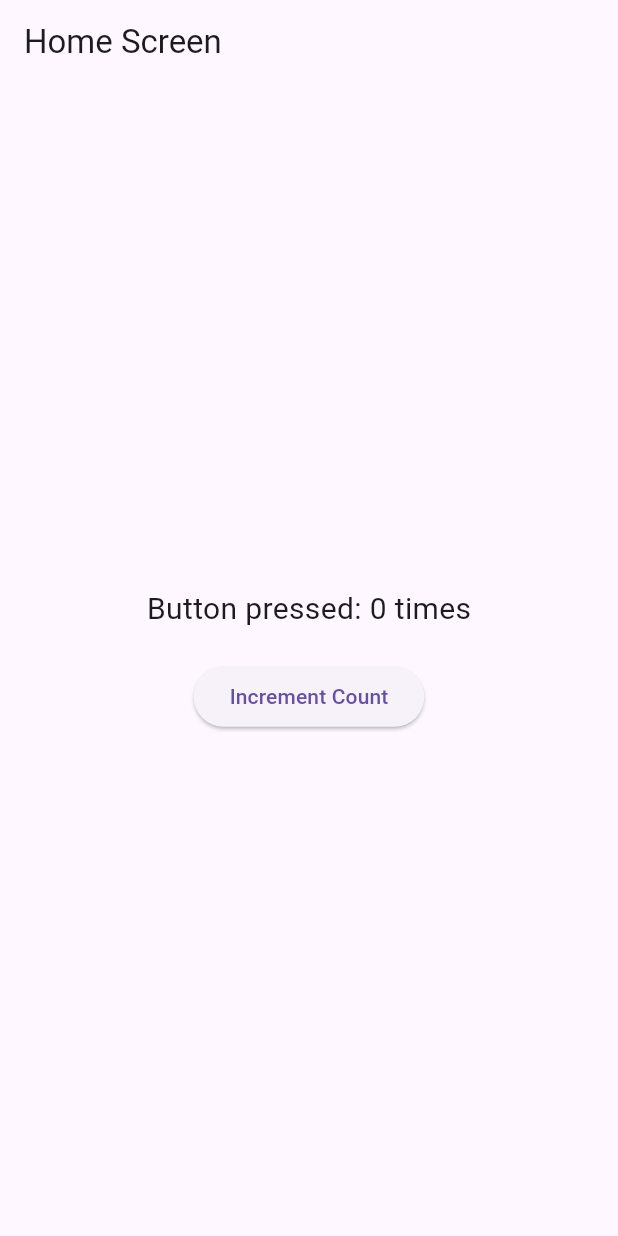
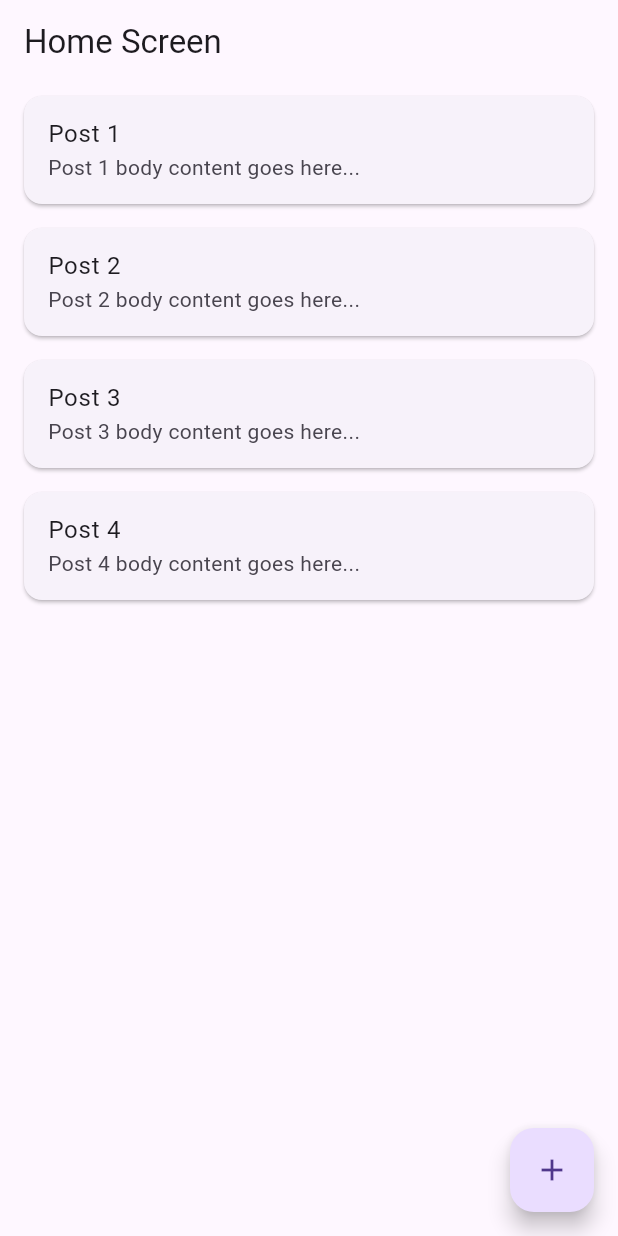
Before and after one commit to Ravikumar00721/RabloWork, a Flutter app: the screen it shows after launch, on a phone screen of 412 x 824 dp. Run offline on Flutter 3.47's test engine with Material 3 defaults, Android fonts, the phone set to English and light mode, and no system bars; our stand-ins replace dio, get.

Commit message:
4th commit

```diff
--- a/social_media_app/lib/main.dart
+++ b/social_media_app/lib/main.dart
@@ -1,6 +1,8 @@
 import 'package:flutter/material.dart';
 import 'package:get/get.dart';
 import 'package:social_media_app/screens/home_screen.dart';
+import 'package:social_media_app/screens/post_detail_screen.dart';
+import 'package:social_media_app/screens/user_details_screen.dart';
 
 void main() {
   runApp(MyApp());
@@ -10,7 +12,13 @@ class MyApp extends StatelessWidget {
   @override
   Widget build(BuildContext context) {
     return GetMaterialApp(
-      home: HomeScreen(),
+      title: 'Social Media App',
+      initialRoute: '/',
+      getPages: [
+        GetPage(name: '/', page: () => HomeScreen()),
+        GetPage(name: '/post_details', page: () => PostDetailsScreen()),
+        GetPage(name: '/user_profile', page: () => UserDetailsScreen()),  // Register UserDetailsScreen route
+      ],
     );
   }
 }
--- a/social_media_app/lib/models/app_data.dart
+++ b/social_media_app/lib/models/app_data.dart
@@ -0,0 +1,41 @@
+import 'package:social_media_app/models/post_model.dart';
+class AppData {
+  // Singleton instance
+  static final AppData _instance = AppData._internal();
+
+  factory AppData() {
+    return _instance;
+  }
+
+  AppData._internal();  // Private constructor
+
+  List<PostModel> _posts = [];  // List to hold posts
+
+  // Get posts
+  List<PostModel> getPosts() {
+    return _posts;
+  }
+
+  // Set posts
+  void setPosts(List<PostModel> posts) {
+    _posts = posts;
+  }
+
+  // Add a new post
+  void addPost(PostModel post) {
+    _posts.add(post);
+  }
+
+  // Update an existing post
+  void updatePost(int postId, PostModel updatedPost) {
+    int index = _posts.indexWhere((post) => post.id == postId);
+    if (index != -1) {
+      _posts[index] = updatedPost;
+    }
+  }
+
+  // Delete a post
+  void deletePost(int postId) {
+    _posts.removeWhere((post) => post.id == postId);
+  }
+}
--- a/social_media_app/lib/models/comment_model.dart
+++ b/social_media_app/lib/models/comment_model.dart
@@ -0,0 +1,17 @@
+class CommentModel {
+  final int id;
+  final String name;
+  final String email;
+  final String body;
+
+  CommentModel({required this.id, required this.name, required this.email, required this.body});
+
+  factory CommentModel.fromJson(Map<String, dynamic> json) {
+    return CommentModel(
+      id: json['id'],
+      name: json['name'],
+      email: json['email'],
+      body: json['body'],
+    );
+  }
+}
--- a/social_media_app/lib/models/post_model.dart
+++ b/social_media_app/lib/models/post_model.dart
@@ -0,0 +1,29 @@
+class PostModel {
+  final int id;
+  final String title;
+  final String body;
+
+  PostModel({
+    required this.id,
+    required this.title,
+    required this.body,
+  });
+
+  // Parse JSON into PostModel
+  factory PostModel.fromJson(Map<String, dynamic> json) {
+    return PostModel(
+      id: json['id'],
+      title: json['title'],
+      body: json['body'],
+    );
+  }
+
+  // Convert PostModel to JSON
+  Map<String, dynamic> toJson() {
+    return {
+      'id': id,
+      'title': title,
+      'body': body,
+    };
+  }
+}
--- a/social_media_app/lib/screens/home_screen.dart
+++ b/social_media_app/lib/screens/home_screen.dart
@@ -1,11 +1,39 @@
 import 'package:flutter/material.dart';
 import 'package:get/get.dart';
+import 'package:social_media_app/models/app_data.dart';  // Import AppData Singleton
+import 'package:social_media_app/models/post_model.dart';  // PostModel class
 
 class HomeScreenController extends GetxController {
-  var count = 0.obs;
+  var isLoading = true.obs;
+  var errorMessage = ''.obs;
 
-  void increment() {
-    count++;
+  // Fetch posts and store them in the singleton instance with dummy data
+  void fetchPosts() async {
+    try {
+      isLoading(true);  // Show loading indicator
+
+      // Simulate network delay for loading data
+      await Future.delayed(Duration(seconds: 2));
+
+      // Dummy data to simulate posts
+      List<Map<String, dynamic>> fetchedPosts = [
+        {'id': 1, 'title': 'Post 1', 'body': 'Post 1 body content goes here...'},
+        {'id': 2, 'title': 'Post 2', 'body': 'Post 2 body content goes here...'},
+        {'id': 3, 'title': 'Post 3', 'body': 'Post 3 body content goes here...'},
+        {'id': 4, 'title': 'Post 4', 'body': 'Post 4 body content goes here...'},
+      ];
+
+      // Convert the dummy data to List<PostModel>
+      List<PostModel> posts = fetchedPosts.map((post) => PostModel.fromJson(post)).toList();
+
+      // Store the fetched posts in AppData singleton
+      AppData().setPosts(posts);
+
+    } catch (e) {
+      errorMessage.value = 'Failed to load posts';
+    } finally {
+      isLoading(false); // Hide loading indicator
+    }
   }
 }
 
@@ -14,25 +42,50 @@ class HomeScreen extends StatelessWidget {
 
   @override
   Widget build(BuildContext context) {
+    // Fetch posts when the screen is initialized
+    controller.fetchPosts();
+
     return Scaffold(
       appBar: AppBar(
         title: Text('Home Screen'),
       ),
       body: Center(
-        child: Column(
-          mainAxisAlignment: MainAxisAlignment.center,
-          children: [
-            Obx(() => Text(
-                  'Button pressed: ${controller.count.value} times',
-                  style: TextStyle(fontSize: 20),
-                )),
-            SizedBox(height: 20),
-            ElevatedButton(
-              onPressed: controller.increment,
-              child: Text('Increment Count'),
-            ),
-          ],
-        ),
+        child: Obx(() {
+          if (controller.isLoading.value) {
+            return CircularProgressIndicator();  // Show loading spinner
+          } else if (controller.errorMessage.isNotEmpty) {
+            return Text(controller.errorMessage.value);  // Show error message if any
+          } else {
+            // Get the posts from AppData singleton
+            List<PostModel> posts = AppData().getPosts();
+            return ListView.builder(
+              itemCount: posts.length,
+              itemBuilder: (context, index) {
+                var post = posts[index];
+                return Card(
+                  margin: EdgeInsets.symmetric(vertical: 8, horizontal: 16),
+                  child: ListTile(
+                    title: Text(post.title),
+                    subtitle: Text(post.body),
+                    onTap: () {
+                      // Navigate to PostDetailsScreen with post ID
+                      Get.toNamed('/post_details', arguments: post.id);
+                    },
+                  ),
+                );
+              },
+            );
+          }
+        }),
+      ),
+      floatingActionButton: FloatingActionButton(
+        onPressed: () {
+          // Action for FAB, for now just a placeholder
+          print("FAB clicked");
+          // You can later show a dialog or navigate to a new screen to add a new post
+        },
+        child: Icon(Icons.add),
+        tooltip: 'Add New Post',
       ),
     );
   }
--- a/social_media_app/pubspec.yaml
+++ b/social_media_app/pubspec.yaml
@@ -31,6 +31,7 @@ dependencies:
   flutter:
     sdk: flutter
   get: ^4.6.5
+  dio: ^5.1.0
 
   # The following adds the Cupertino Icons font to your application.
   # Use with the CupertinoIcons class for iOS style icons.
```
Also changed, not shown: social_media_app/lib/api/api_service.dart (+72 -0 lines), social_media_app/lib/models/user_model.dart (+31 -0 lines), social_media_app/lib/screens/post_detail_screen.dart (+48 -0 lines), social_media_app/lib/screens/user_details_screen.dart (+49 -0 lines), social_media_app/pubspec.lock.
